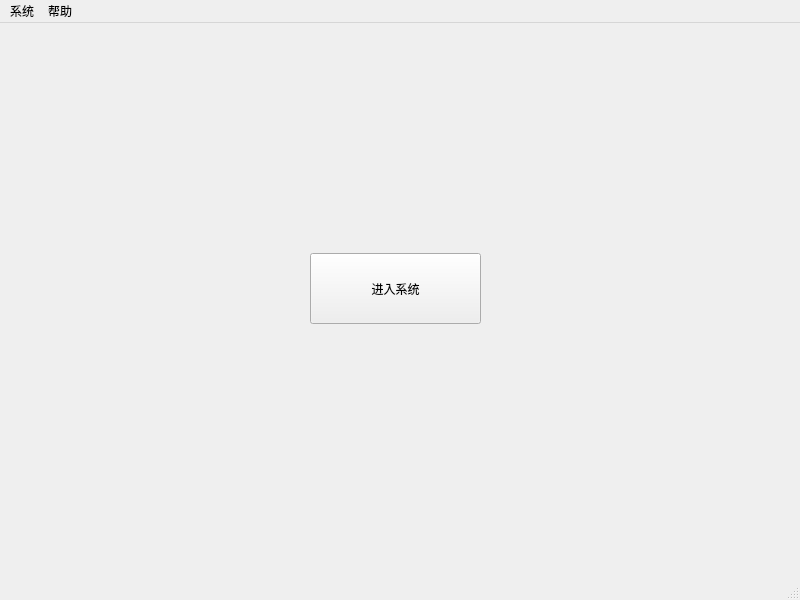
Old version of the form airport/mainwindow.ui in the repository saber-mashiro/Airport.
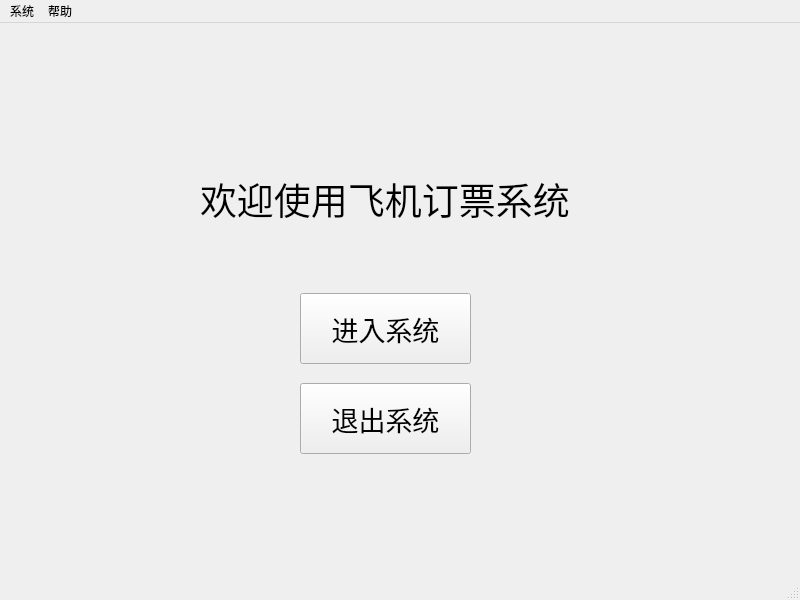
New version of the form.

Patch:
```diff
--- a/airport/mainwindow.ui
+++ b/airport/mainwindow.ui
@@ -13,20 +13,79 @@
   <property name="windowTitle">
    <string>飞机票管理系统</string>
   </property>
+  <property name="toolButtonStyle">
+   <enum>Qt::ToolButtonFollowStyle</enum>
+  </property>
   <widget class="QWidget" name="centralwidget">
    <widget class="QPushButton" name="pushButton">
     <property name="geometry">
      <rect>
-      <x>310</x>
-      <y>230</y>
+      <x>300</x>
+      <y>270</y>
       <width>171</width>
       <height>71</height>
      </rect>
     </property>
+    <property name="font">
+     <font>
+      <family>方正字迹-兰梓蓑笠翁体 简</family>
+      <pointsize>20</pointsize>
+     </font>
+    </property>
     <property name="text">
      <string>进入系统</string>
     </property>
    </widget>
+   <widget class="QLabel" name="label">
+    <property name="geometry">
+     <rect>
+      <x>200</x>
+      <y>130</y>
+      <width>481</width>
+      <height>91</height>
+     </rect>
+    </property>
+    <property name="font">
+     <font>
+      <family>方正字迹-兰梓蓑笠翁体 简</family>
+      <pointsize>28</pointsize>
+     </font>
+    </property>
+    <property name="layoutDirection">
+     <enum>Qt::LeftToRight</enum>
+    </property>
+    <property name="frameShadow">
+     <enum>QFrame::Plain</enum>
+    </property>
+    <property name="text">
+     <string>欢迎使用飞机订票系统</string>
+    </property>
+    <property name="textFormat">
+     <enum>Qt::AutoText</enum>
+    </property>
+    <property name="openExternalLinks">
+     <bool>false</bool>
+    </property>
+   </widget>
+   <widget class="QPushButton" name="pushButton_2">
+    <property name="geometry">
+     <rect>
+      <x>300</x>
+      <y>360</y>
+      <width>171</width>
+      <height>71</height>
+     </rect>
+    </property>
+    <property name="font">
+     <font>
+      <family>方正字迹-兰梓蓑笠翁体 简</family>
+      <pointsize>20</pointsize>
+     </font>
+    </property>
+    <property name="text">
+     <string>退出系统</string>
+    </property>
+   </widget>
   </widget>
   <widget class="QMenuBar" name="menubar">
    <property name="geometry">
```
